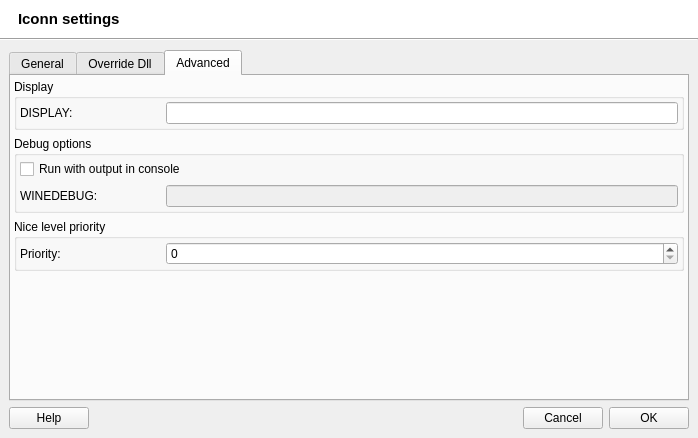
This is src/q4wine-gui/uis/IconSettings.ui in brezerk/q4wine as Qt 5 draws it before an edit. The edited form follows.
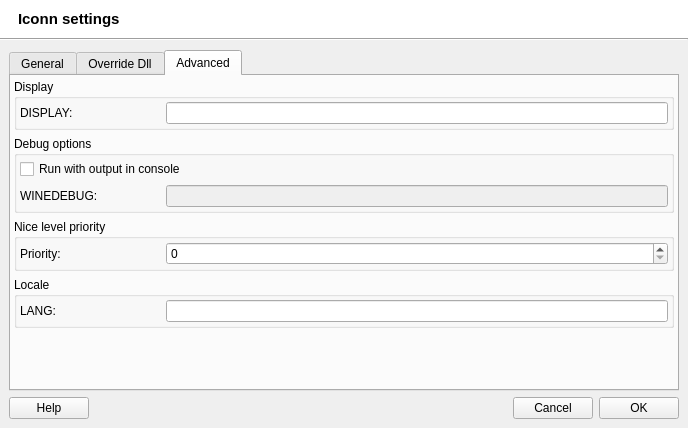
This is the edited form. The open tabs and pages were chosen to show the change. Icons and pictures are not drawn.

Commit message: Implementation for Feature Requests #3144001 "locale support";

```diff
--- a/src/q4wine-gui/uis/IconSettings.ui
+++ b/src/q4wine-gui/uis/IconSettings.ui
@@ -9,8 +9,8 @@
    <rect>
     <x>0</x>
     <y>0</y>
-    <width>698</width>
-    <height>438</height>
+    <width>688</width>
+    <height>428</height>
    </rect>
   </property>
   <property name="windowTitle">
@@ -851,6 +851,52 @@
             </layout>
            </widget>
           </item>
+          <item>
+           <widget class="QGroupBox" name="groupBox_10">
+            <property name="title">
+             <string>Locale</string>
+            </property>
+            <layout class="QVBoxLayout" name="_5">
+             <property name="spacing">
+              <number>2</number>
+             </property>
+             <property name="margin">
+              <number>3</number>
+             </property>
+             <item>
+              <widget class="QWidget" name="widget_15" native="true">
+               <layout class="QHBoxLayout" name="_6">
+                <property name="margin">
+                 <number>0</number>
+                </property>
+                <item>
+                 <widget class="QLabel" name="label_14">
+                  <property name="minimumSize">
+                   <size>
+                    <width>140</width>
+                    <height>0</height>
+                   </size>
+                  </property>
+                  <property name="maximumSize">
+                   <size>
+                    <width>140</width>
+                    <height>16777215</height>
+                   </size>
+                  </property>
+                  <property name="text">
+                   <string notr="true">LANG:</string>
+                  </property>
+                 </widget>
+                </item>
+                <item>
+                 <widget class="QLineEdit" name="txtEnvLang"/>
+                </item>
+               </layout>
+              </widget>
+             </item>
+            </layout>
+           </widget>
+          </item>
           <item>
            <spacer>
             <property name="orientation">
```
Left out of the diff: 4 changed lines with no effect on the pictures. The commit also changes 24 other files.
